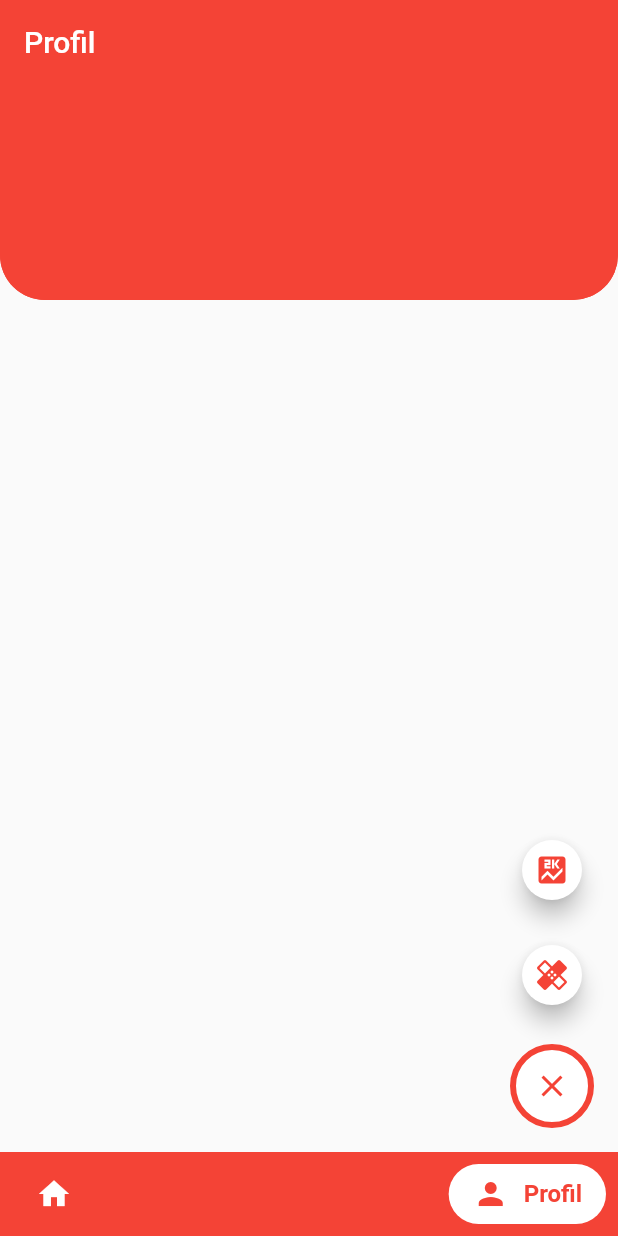
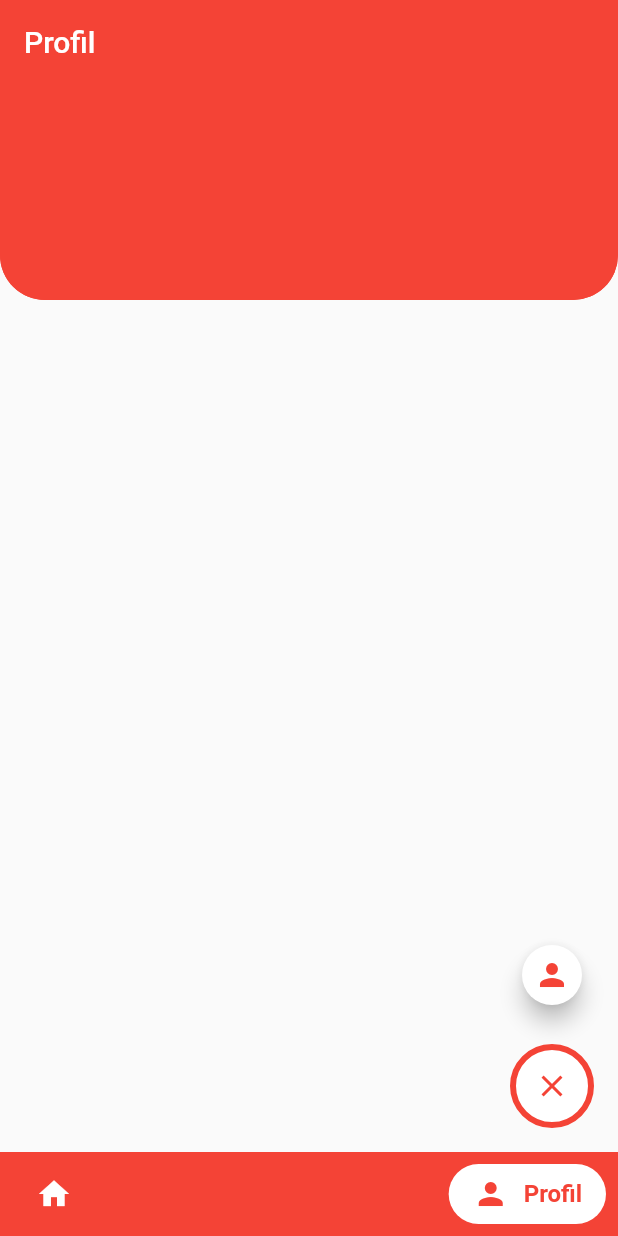
Before and after one commit to RobinAnja/FlutterMeUp, a Flutter app: the HomeScreen screen opened directly, after a tap on the "person" icon, after a tap on the "add" icon, on a phone screen of 412 x 824 dp. Run offline on Flutter 3.47's test engine with Material 2 defaults, Android fonts, the phone set to English and light mode, and no system bars; our stand-ins replace cloud_firestore, firebase_auth, geolocator, google_sign_in; accounts and stored records are empty.

```diff
--- a/lib/resources/repository.dart
+++ b/lib/resources/repository.dart
@@ -53,7 +53,7 @@ class Repository {
 
   Future<void> updatePhoto(String photoUrl, String uid) => _firebaseProvider.updatePhoto(photoUrl, uid);
 
-  Future<void> updateDetails(String uid, String name, String bio, String email, String phone) => _firebaseProvider.updateDetails(uid, name, bio, email, phone);
+  Future<void> updateDetails(String uid,  String coordinates) => _firebaseProvider.updateDetails(uid, coordinates);
 
   Future<List<String>> fetchUserNames(FirebaseUser user) => _firebaseProvider.fetchUserNames(user);
 
--- a/lib/ui/fancy_fab.dart
+++ b/lib/ui/fancy_fab.dart
@@ -1,6 +1,10 @@
+import 'package:firebase_auth/firebase_auth.dart';
 import 'package:flutter/cupertino.dart';
 import 'package:flutter/material.dart';
 import 'dart:io';
+import 'package:geolocator/geolocator.dart';
+
+import 'package:flutter_me_up/resources/repository.dart';
 
 // https://stackoverflow.com/questions/46480221/flutter-floating-action-button-with-speed-dail
 class FancyFab extends StatefulWidget {
@@ -20,7 +24,13 @@ class _FancyFabState extends State<FancyFab>
   Animation<Color> _buttonColor;
   Animation<Color> _iconColor;
 
+  FirebaseUser currentUser;
+  var _locationController;
+  String coordinates;
+
+
   File file;
+  var _repository = Repository();
 
   @override
   initState() {
@@ -39,6 +49,7 @@ class _FancyFabState extends State<FancyFab>
      ),
    ));
 
+   initPlatformState();
 
    _buttonColor = ColorTween(begin: Colors.red, end: Colors.white)
 
@@ -51,25 +62,83 @@ class _FancyFabState extends State<FancyFab>
       ),
     ));
 
+
+   _repository.getCurrentUser().then((user) {
+     setState(() {
+       currentUser = user;
+     });
+   });
+
+   _locationController = TextEditingController();
+
     super.initState();
   }
 
-  goToVideoGallery() {
+ updateCurrentPosition(){
+   _repository
+       .updateDetails(
+       currentUser.uid,
+      coordinates);
+ }
 
-    _controller.reverse();
+  initPlatformState() async {
+    Placemark first = await locateUser();
+    setState(() {
+      coordinates = first.position.toString();
+    });
+
+    print("Koordinaten: $coordinates");
+
 
   }
 
-  goToVideoCamera() {
+  locateUser() async {
+    Position currentLocation;
 
-    _controller.reverse();
 
+    final Geolocator geolocator = Geolocator()
+      ..forceAndroidLocationManager = true;
+
+
+
+    // Platform messages may fail, so we use a try/catch PlatformException.
+
+    currentLocation = await geolocator.getCurrentPosition(
+        desiredAccuracy: LocationAccuracy.best);
+
+
+
+    print(
+        'LATITUDE : ${currentLocation.latitude} && LONGITUDE : ${currentLocation.longitude}');
+
+    // From coordinates
+
+
+    print('1');
+
+    List<Placemark> addresses = await Geolocator().placemarkFromCoordinates(currentLocation.latitude, currentLocation.longitude);
+
+
+    print(addresses.first);
+
+    var firstCoordinates = addresses.first;
+
+    return firstCoordinates;
   }
 
   goToCamera() async {
 
+    updateCurrentPosition();
+
     _controller.reverse();
   }
+
+  @override
+  void dispose() {
+    super.dispose();
+    _locationController?.dispose();
+  }
+
 
   goToGallery() async {
 
@@ -128,35 +197,16 @@ class _FancyFabState extends State<FancyFab>
             heroTag: "camera",
             backgroundColor: backgroundColor,
             mini: true,
-            child: Icon(Icons.score, color: Colors.red),
+            child: Icon(Icons.person, color: Colors.red),
             onPressed: () {
               goToCamera();
             },
           ),
         ),
       ),
-      Container(
-        height: 70.0,
-        width: 56.0,
-        alignment: FractionalOffset.topCenter,
-        child: ScaleTransition(
-          scale: CurvedAnimation(
-            parent: _controller,
-            curve: Interval(0.0, 1.0 - 2 / 2 / 2.0, curve: Curves.easeOut),
-          ),
-          child: FloatingActionButton(
-            heroTag: "gallery",
-            backgroundColor: backgroundColor,
-            mini: true,
-            child: Icon(Icons.healing, color: Colors.red),
-            onPressed: () {
-              goToGallery();
-            },
-          ),
-        ),
-      ),
-
 
     ]);
   }
+
+
 }
--- a/lib/ui/home.dart
+++ b/lib/ui/home.dart
@@ -257,7 +257,7 @@ class HomeState extends State<Home> with SingleTickerProviderStateMixin{
                                 children: <Widget>[
 
                                   Text(
-                                      'Menü_Punkt_2   ',
+                                      'Logout   ',
                                       style: TextStyle(
                                           color: Colors
                                               .white, fontSize: 20)),
--- a/lib/ui/login_screen.dart
+++ b/lib/ui/login_screen.dart
@@ -28,7 +28,7 @@ class _LoginScreenState extends State<LoginScreen> {
 
         centerTitle: true,
         elevation: 0.0,
-        title: const Text('Flutter Me Up',
+        title: const Text('Flutter Me Up!!!',
             style: const TextStyle(
                 fontFamily: "Bangers", color: Colors.black, fontSize: 30.0)),),
       body: Center(
--- a/lib/ui/user.dart
+++ b/lib/ui/user.dart
@@ -1,17 +1,14 @@
 
 class User {
-
    String uid;
    String email;
    String photoUrl;
    String displayName;
-   int followers;
-   int following;
-   int posts;
+   String coordinates;
    String bio;
    String phone;
 
-   User({this.uid, this.email, this.photoUrl, this.displayName, this.followers, this.following, this.bio, this.posts, this.phone});
+   User({this.uid, this.email, this.photoUrl, this.displayName, this.coordinates, this.bio,  this.phone});
 
     Map toMap(User user) {
     var data = Map<String, dynamic>();
@@ -19,10 +16,8 @@ class User {
     data['email'] = user.email;
     data['photoUrl'] = user.photoUrl;
     data['displayName'] = user.displayName;
-    data['followers'] = user.followers;
-    data['following'] = user.following;
+    data['coordinates'] = user.coordinates;
     data['bio'] = user.bio;
-    data['posts'] = user.posts;
     data['phone'] = user.phone;
     return data;
   }
@@ -32,10 +27,8 @@ class User {
     this.email = mapData['email'];
     this.photoUrl = mapData['photoUrl'];
     this.displayName = mapData['displayName'];
-    this.followers = mapData['followers'];
-    this.following = mapData['following'];
+    this.coordinates = mapData['coordinates'];
     this.bio = mapData['bio'];
-    this.posts = mapData['posts'];
     this.phone = mapData['phone'];
   }
 }
--- a/pubspec.yaml
+++ b/pubspec.yaml
@@ -23,6 +23,7 @@ dependencies:
   firebase_auth: ^0.10.0+1
   cloud_firestore: ^0.11.0+1
   firebase_storage: ^3.0.0
+  geolocator: ^5.0.0
 
   # The following adds the Cupertino Icons font to your application.
   # Use with the CupertinoIcons class for iOS style icons.
```
Also changed, not shown: lib/main.dart (+0 -85 lines), lib/resources/firebase_provider.dart (+3 -8 lines), pubspec.lock.
